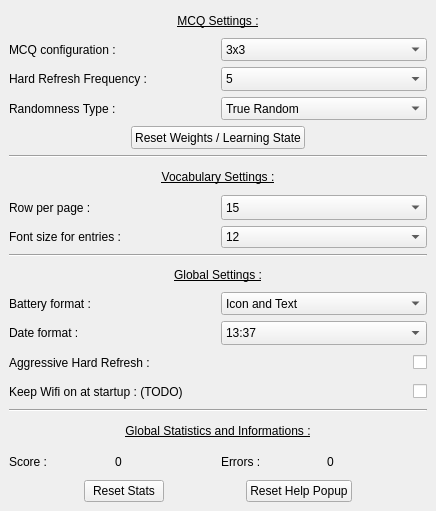
Aryetis/Obenkyobo, file Src/appsettings.ui: the form before one commit.
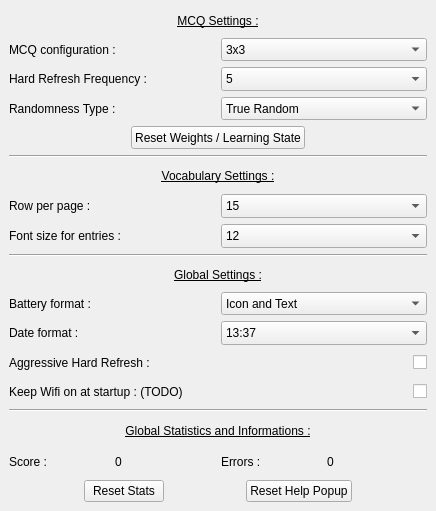
The form after the commit.

Commit message: correcting fixed vertical policies on some .ui

What changed in the file:
```diff
--- a/Src/appsettings.ui
+++ b/Src/appsettings.ui
@@ -281,7 +281,7 @@
     </widget>
    </item>
    <item>
-    <layout class="QVBoxLayout" name="VocabSettings">
+    <layout class="QVBoxLayout" name="VocabSettings" stretch="1,1,1">
      <property name="topMargin">
       <number>0</number>
      </property>
@@ -374,6 +374,12 @@
        </item>
        <item>
         <widget class="QComboBox" name="VocabFntSizeCombox">
+         <property name="sizePolicy">
+          <sizepolicy hsizetype="Preferred" vsizetype="Preferred">
+           <horstretch>0</horstretch>
+           <verstretch>0</verstretch>
+          </sizepolicy>
+         </property>
          <property name="currentIndex">
           <number>4</number>
          </property>
```
Left out of the diff: 6 changed lines with no effect on the pictures. The commit also changes 2 other files.
